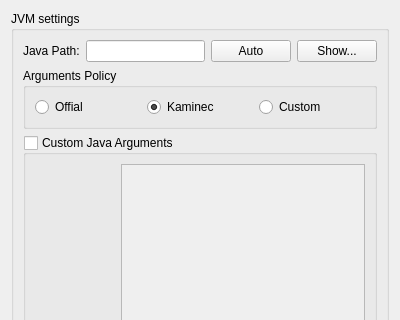
Qt form Kaminec/UI/preferences_tabs/javatab.ui (kaniol-lck/Kaminec) before a commit; both pictures show x 0 to 400 and y 0 to 320 of the 400 by 600 pixel window.
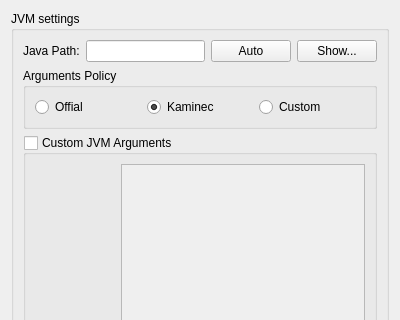
The same form after that commit.

Commit message: Trxt revision.

Patch:
```diff
--- a/Kaminec/UI/preferences_tabs/javatab.ui
+++ b/Kaminec/UI/preferences_tabs/javatab.ui
@@ -90,7 +90,7 @@
       <item>
        <widget class="QGroupBox" name="customJVMArgs_gb">
         <property name="title">
-         <string>Custom Java Arguments</string>
+         <string>Custom JVM Arguments</string>
         </property>
         <property name="checkable">
          <bool>true</bool>
```
The commit also changes 1 other file.
